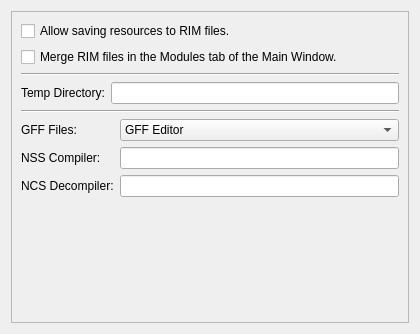
Above: ui/misc/settings/misc_widget.ui from NickHugi/PyKotor before the change. Below: the same form after it.
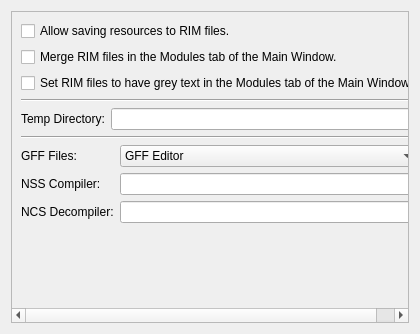
That is the form after the change.

Commit message: Added the option for uses to make it so RIM items appear grey

Diff of the .ui file:
```diff
--- a/ui/misc/settings/misc_widget.ui
+++ b/ui/misc/settings/misc_widget.ui
@@ -43,6 +43,13 @@
          </property>
         </widget>
        </item>
+       <item>
+        <widget class="QCheckBox" name="greyRimCheck">
+         <property name="text">
+          <string>Set RIM files to have grey text in the Modules tab of the Main Window.</string>
+         </property>
+        </widget>
+       </item>
        <item>
         <widget class="Line" name="line">
          <property name="orientation">
```
The commit also changes 4 other files.
